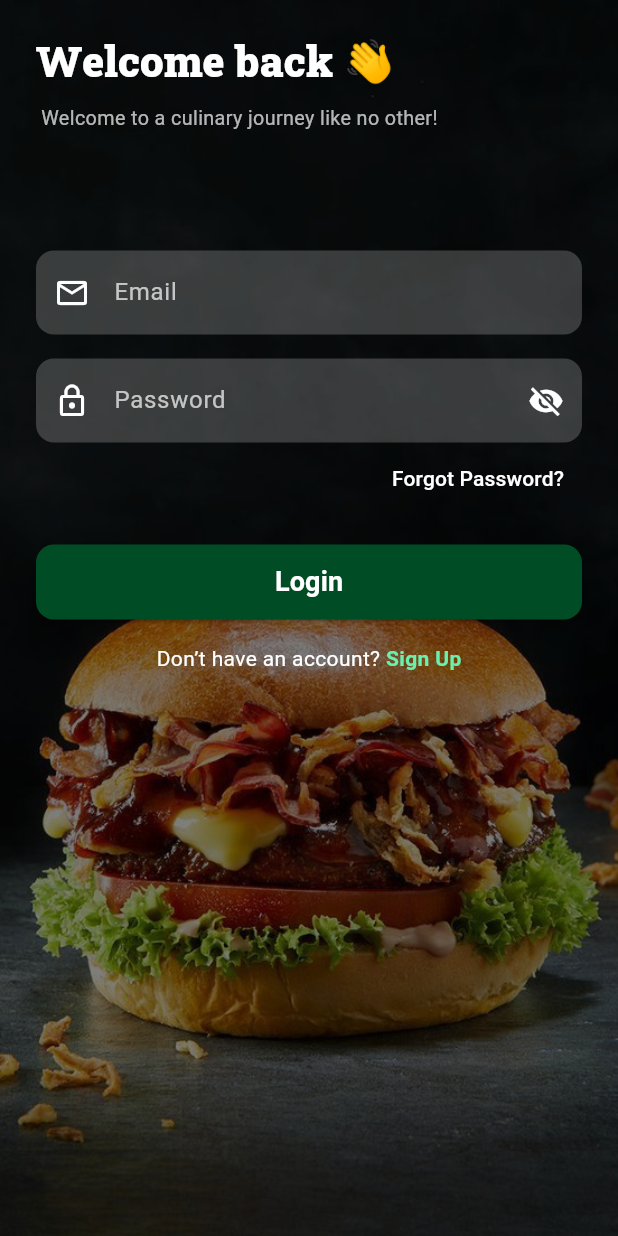
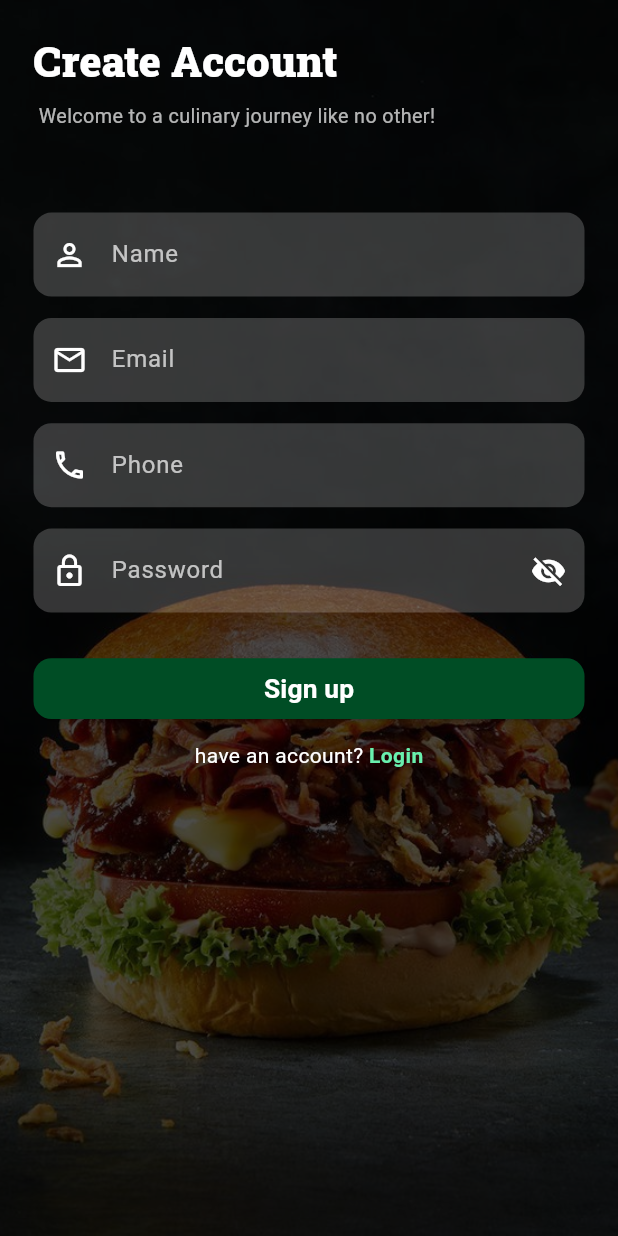
Before and after one commit to YassineDvP25/hungry, a Flutter app: the SignUpScreen screen opened by its route, on a phone screen of 412 x 824 dp. Run offline on Flutter 3.47's test engine with Material 3 defaults, Android fonts, the phone set to English and light mode, and no system bars; our stand-ins replace flutter_screenutil, flutter_svg, gap.

Commit message:
refine navigation and improve form validation

```diff
--- a/lib/core/routes/app_router.dart
+++ b/lib/core/routes/app_router.dart
@@ -11,7 +11,7 @@ class AppRouter {
         return MaterialPageRoute(builder: (_) => SplashScreen());
       case Routes.loginScreen:
         return MaterialPageRoute(builder: (_) => LoginScreen());
-      case Routes.signScreen:
+      case Routes.signUpScreen:
         return MaterialPageRoute(builder: (_) => SignUpScreen());
 
       default:
--- a/lib/core/routes/routes.dart
+++ b/lib/core/routes/routes.dart
@@ -1,6 +1,6 @@
 class Routes {
   static const String splashScreen = '/splashScreen';
   static const String loginScreen = '/loginScreen';
-  static const String signScreen = '/signScreen';
+  static const String signUpScreen = '/signUpScreen';
 
 }
--- a/lib/core/utils/validators.dart
+++ b/lib/core/utils/validators.dart
@@ -17,3 +17,26 @@ passwordValidation(value) {
   }
   return null;
 }
+nameValidation(value) {
+  if (value == null || value.isEmpty) {
+    return "Please enter your name";
+  }
+  if (value.length < 3) {
+    return "Name must be at least 3 characters";
+  }
+  return null;
+}
+
+phoneValidation(value) {
+  if (value == null || value.isEmpty) {
+    return "Please enter your phone number";
+  }
+  final phoneRegExp = RegExp(r'^[0-9]+$');
+  if (!phoneRegExp.hasMatch(value)) {
+    return "Phone number must contain only digits";
+  }
+  if (value.length < 9) {
+    return "Enter a valid phone number";
+  }
+  return null;
+}
--- a/lib/features/auth/view/login_screen.dart
+++ b/lib/features/auth/view/login_screen.dart
@@ -1,6 +1,7 @@
 import 'package:flutter/material.dart';
 import 'package:flutter_screenutil/flutter_screenutil.dart';
 import 'package:gap/gap.dart';
+import 'package:hungry/core/routes/routes.dart';
 import 'package:hungry/core/utils/validators.dart';
 import 'package:hungry/features/auth/components/text_form_field.dart';
 import 'package:hungry/features/auth/components/top_bar.dart';
@@ -30,7 +31,7 @@ class _LoginScreenState extends State<LoginScreen> {
             fit: BoxFit.cover,
           ),
 
-          Container(color: Colors.black.withValues(alpha: 0.5)),
+          Container(color: Colors.black.withValues(alpha: 0.7)),
 
           /// auth
           SafeArea(
@@ -141,7 +142,7 @@ class _LoginScreenState extends State<LoginScreen> {
                       ),
                       GestureDetector(
                         onTap: () {
-                          Navigator.pushNamed(context, "/signup");
+                          Navigator.pushNamed(context, Routes.signUpScreen);
                         },
                         child: const Text(
                           "Sign Up",
--- a/lib/features/auth/view/sign_up_screen.dart
+++ b/lib/features/auth/view/sign_up_screen.dart
@@ -1,9 +1,12 @@
 import 'package:flutter/material.dart';
+import 'package:flutter_screenutil/flutter_screenutil.dart';
 import 'package:gap/gap.dart';
+import 'package:hungry/core/utils/validators.dart';
+import 'package:hungry/features/auth/components/text_form_field.dart';
 import 'package:hungry/features/auth/components/top_bar.dart';
 
 class SignUpScreen extends StatefulWidget {
-  const SignUpScreen({super.key}) ;
+  const SignUpScreen({super.key});
 
   @override
   State<SignUpScreen> createState() => _SignUpScreenState();
@@ -21,82 +24,71 @@ class _SignUpScreenState extends State<SignUpScreen> {
       body: Stack(
         fit: StackFit.expand,
         children: [
-          /// خلفية صورة الساندويتش
+          // Burger Background Image
           Image.asset(
             "assets/burger/how was your day_ 💕 😊.jpeg", // ضع صورة الساندويتش هنا
             fit: BoxFit.cover,
           ),
 
-          /// طبقة شفافة داكنة قليلاً لتوضيح النصوص
-          Container(color: Colors.black.withValues(alpha: 0.5)),
+          Container(color: Colors.black.withValues(alpha: 0.7)),
 
-          /// واجهة تسجيل الدخول
+          /// auth
           SafeArea(
             child: SingleChildScrollView(
-              padding: const EdgeInsets.symmetric(horizontal: 24.0),
+              padding: const EdgeInsets.symmetric(horizontal: 22.0).r,
               child: Column(
                 crossAxisAlignment: CrossAxisAlignment.start,
                 children: [
-                  Gap(20),
-                TopBar(title: 'Welcome back 👋', subtitle: ' Welcome to a culinary journey like no other!'),
-                  Gap(55),
-                  // cost SizedBox(height: 40),
+                  Gap(20.h),
+                  TopBar(
+                    title: 'Create Account',
+                    subtitle: ' Welcome to a culinary journey like no other!',
+                  ),
+                  Gap(30.h),
 
-                  // /// العنوان
-
-                  // const SizedBox(height: 8),
-
-                  // const SizedBox(height: 40),
-
-                  /// النموذج
                   Form(
                     key: _formKey,
                     child: Column(
                       children: [
-                        /// حقل الإيميل
-                        TextFormField(
+                        // Name Field
+                        AuthTextFormField(
                           controller: _emailController,
-                          style: const TextStyle(color: Colors.white),
-                          decoration: InputDecoration(
-                            filled: true,
-                            fillColor: Colors.white.withOpacity(0.2),
-                            labelText: "Email",
-                            labelStyle: const TextStyle(color: Colors.white70),
-                            prefixIcon: const Icon(
-                              Icons.email_outlined,
-                              color: Colors.white,
+                          labelText: 'Name',
+                          icon: Icons.person_outline,
+                          validator: (value) {
+                            return nameValidation(value);
+                          },
+                          obscureText: false,
                         ),
-                            border: OutlineInputBorder(
-                              borderRadius: BorderRadius.circular(12),
-                              borderSide: BorderSide.none,
+                        Gap(14.h),
+                        // Email Field
+                        AuthTextFormField(
+                          controller: _emailController,
+                          labelText: 'Email',
+                          icon: Icons.email_outlined,
+                          validator: (value) {
+                            return emailValidation(value);
+                          },
+                          obscureText: false,
                         ),
+                        Gap(14.h),
+                        // Phone Field
+                        AuthTextFormField(
+                          controller: _emailController,
+                          labelText: 'Phone',
+                          icon: Icons.phone_outlined,
+                          validator: (value) {
+                            return phoneValidation(value);
+                          },
+                          obscureText: false,
                         ),
-                          validator: (value) {
-                            if (value == null || value.isEmpty) {
-                              return "Please enter your email";
-                            }
-                            if (!value.contains("@")) {
-                              return "Enter a valid email";
-                            }
-                            return null;
-                          },
-                        ),
-                        const SizedBox(height: 16),
+                        Gap(14.h),
 
-                        /// حقل الباسوورد
-                        TextFormField(
+                        /// Pssword Field
+                        AuthTextFormField(
                           controller: _passwordController,
-                          obscureText: _obscurePassword,
-                          style: const TextStyle(color: Colors.white),
-                          decoration: InputDecoration(
-                            filled: true,
-                            fillColor: Colors.white.withOpacity(0.2),
-                            labelText: "Password",
-                            labelStyle: const TextStyle(color: Colors.white70),
-                            prefixIcon: const Icon(
-                              Icons.lock_outline,
-                              color: Colors.white,
-                            ),
+                          labelText: 'Password',
+                          icon: Icons.lock_outline,
                           suffixIcon: IconButton(
                             icon: Icon(
                               _obscurePassword
@@ -110,43 +102,22 @@ class _SignUpScreenState extends State<SignUpScreen> {
                               });
                             },
                           ),
-                            border: OutlineInputBorder(
-                              borderRadius: BorderRadius.circular(12),
-                              borderSide: BorderSide.none,
-                            ),
-                          ),
                           validator: (value) {
-                            if (value == null || value.isEmpty) {
-                              return "Please enter your password";
-                            }
-                            if (value.length < 6) {
-                              return "Password must be at least 6 characters";
-                            }
-                            return null;
+                            return passwordValidation(value);
                           },
+                          obscureText: _obscurePassword,
                         ),
 
-                        /// زر نسيان كلمة المرور
-                        Align(
-                          alignment: Alignment.centerRight,
-                          child: TextButton(
-                            onPressed: () {},
-                            child: const Text(
-                              "Forgot Password?",
-                              style: TextStyle(color: Colors.white),
-                            ),
-                          ),
-                        ),
                       ],
                     ),
                   ),
 
-                  const SizedBox(height: 20),
+                  Gap(30.h),
 
-                  /// زر تسجيل الدخول
+                  /// Login Button
                   SizedBox(
                     width: double.infinity,
-                    height: 50,
+                    height: 40.h,
                     child: ElevatedButton(
                       style: ElevatedButton.styleFrom(
                         backgroundColor: const Color(0xFF004D25),
@@ -159,10 +130,10 @@ class _SignUpScreenState extends State<SignUpScreen> {
                           Navigator.pushReplacementNamed(context, "/home");
                         }
                       },
-                      child: const Text(
-                        "Login",
+                      child: Text(
+                        "Sign up",
                         style: TextStyle(
-                          fontSize: 18,
+                          fontSize: 16.sp,
                           fontWeight: FontWeight.bold,
                           color: Colors.white,
                         ),
@@ -170,22 +141,22 @@ class _SignUpScreenState extends State<SignUpScreen> {
                     ),
                   ),
 
-                  const SizedBox(height: 16),
+                  Gap(14),
 
-                  /// رابط التسجيل
+                  /// Sign Up Link
                   Row(
                     mainAxisAlignment: MainAxisAlignment.center,
                     children: [
                       const Text(
-                        "Don’t have an account? ",
+                        "have an account? ",
                         style: TextStyle(color: Colors.white),
                       ),
                       GestureDetector(
                         onTap: () {
-                          Navigator.pushNamed(context, "/signup");
+                          Navigator.pushNamed(context, "/loginScreen");
                         },
                         child: const Text(
-                          "Sign Up",
+                          "Login",
                           style: TextStyle(
                             color: Colors.greenAccent,
                             fontWeight: FontWeight.bold,
@@ -194,7 +165,7 @@ class _SignUpScreenState extends State<SignUpScreen> {
                       ),
                     ],
                   ),
-                  const SizedBox(height: 40),
+                  Gap(40.h),
                 ],
               ),
             ),
```
Lines whose indentation alone changed are shown as unchanged.
